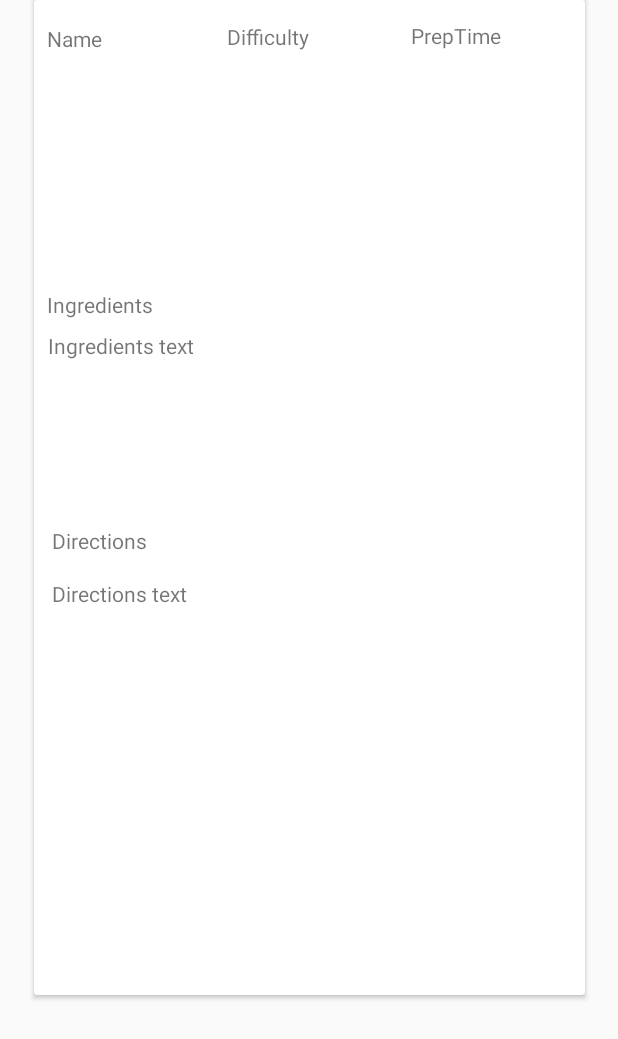
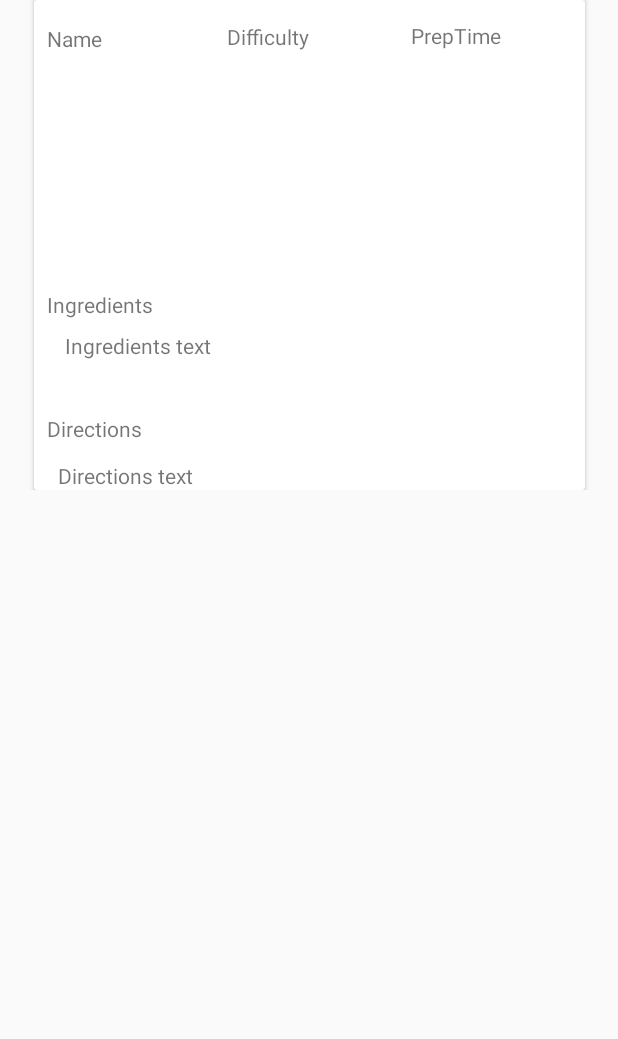
Before and after one commit to roeecohen/Coockit, an Android app: the HomeSingleRecipe screen opened directly, with no data from a screen before it, on a phone screen of 412 x 824 dp. Shown: the top 1039 px of the screen. Run offline under Robolectric (Android 15) with nearby library versions, the light colour scheme and no system bars; our stand-ins replace Firebase (no records; nobody signed in at launch, a user with empty details on screens opened directly), Picasso.

Commit message:
home change

```diff
--- a/app/src/main/java/com/example/coockit/HomeFragment.java
+++ b/app/src/main/java/com/example/coockit/HomeFragment.java
@@ -68,7 +68,6 @@ public class HomeFragment extends Fragment {
                     public void onClick(View v) {
                         Recipe recipe= (Recipe)adapter.getItem(position);
 
-                        Toast.makeText(getActivity(), "Recycle Click" , Toast.LENGTH_SHORT).show();
                         Intent intent = new Intent(getContext(), HomeSingleRecipe.class);
                         intent.putExtra("rec_id", recipe.getId());
                         startActivity(intent);
--- a/app/src/main/java/com/example/coockit/HomeSingleRecipe.java
+++ b/app/src/main/java/com/example/coockit/HomeSingleRecipe.java
@@ -5,6 +5,7 @@ import androidx.annotation.Nullable;
 import androidx.appcompat.app.AppCompatActivity;
 
 import android.os.Bundle;
+import android.text.method.ScrollingMovementMethod;
 import android.widget.ImageView;
 import android.widget.TextView;
 
@@ -35,7 +36,9 @@ public class HomeSingleRecipe extends AppCompatActivity {
 
         recipeName = (TextView) findViewById(R.id.single_rec_name);
         ingerdients =(TextView)findViewById(R.id.single_rec_ingred);
+        ingerdients.setMovementMethod(new ScrollingMovementMethod());
         directions =findViewById(R.id.single_rec_dire);
+        directions.setMovementMethod(new ScrollingMovementMethod());
         difficulty =findViewById(R.id.single_rec_diffi);
         prep =findViewById(R.id.single_rec_prep);
         imgView = findViewById(R.id.single_rec_img);
--- a/app/src/main/res/layout/activity_home_single_recipe.xml
+++ b/app/src/main/res/layout/activity_home_single_recipe.xml
@@ -1,24 +1,27 @@
 <?xml version="1.0" encoding="utf-8"?>
-<androidx.constraintlayout.widget.ConstraintLayout xmlns:android="http://schemas.android.com/apk/res/android"
+<androidx.constraintlayout.widget.ConstraintLayout
+    xmlns:android="http://schemas.android.com/apk/res/android"
     xmlns:app="http://schemas.android.com/apk/res-auto"
     xmlns:tools="http://schemas.android.com/tools"
     android:layout_width="match_parent"
-    android:layout_height="match_parent"
+    android:layout_height="wrap_content"
     tools:context=".HomeSingleRecipe">
 
     <androidx.cardview.widget.CardView
         android:layout_width="367dp"
-        android:layout_height="663dp"
+        android:layout_height="wrap_content"
         android:orientation="vertical"
         app:layout_constraintBottom_toBottomOf="parent"
         app:layout_constraintEnd_toEndOf="parent"
         app:layout_constraintStart_toStartOf="parent"
         app:layout_constraintTop_toTopOf="parent"
         app:layout_constraintVertical_bias="0.0">
-
+        <ScrollView
+            android:layout_width="match_parent"
+            android:layout_height="wrap_content" >
             <androidx.constraintlayout.widget.ConstraintLayout
                 android:layout_width="match_parent"
-            android:layout_height="match_parent">
+                android:layout_height="wrap_content">
 
                 <TextView
                     android:id="@+id/single_rec_name"
@@ -53,9 +56,10 @@
 
                 <TextView
                     android:id="@+id/single_rec_ingred"
-                android:layout_width="348dp"
-                android:layout_height="110dp"
+                    android:layout_width="324dp"
+                    android:layout_height="wrap_content"
                     android:layout_marginTop="8dp"
+                    android:inputType="textMultiLine"
                     android:text="Ingredients text"
                     app:layout_constraintEnd_toEndOf="parent"
                     app:layout_constraintHorizontal_bias="0.473"
@@ -64,12 +68,13 @@
 
                 <TextView
                     android:id="@+id/single_rec_dire"
-                android:layout_width="345dp"
-                android:layout_height="143dp"
-                android:layout_marginTop="16dp"
+                    android:layout_width="324dp"
+                    android:layout_height="wrap_content"
+                    android:layout_marginTop="12dp"
+                    android:inputType="textMultiLine"
                     android:text="Directions text"
                     app:layout_constraintEnd_toEndOf="parent"
-                app:layout_constraintHorizontal_bias="0.545"
+                    app:layout_constraintHorizontal_bias="0.372"
                     app:layout_constraintStart_toStartOf="parent"
                     app:layout_constraintTop_toBottomOf="@+id/single_dir_text" />
 
@@ -77,10 +82,10 @@
                     android:id="@+id/single_dir_text"
                     android:layout_width="wrap_content"
                     android:layout_height="wrap_content"
-                android:layout_marginTop="20dp"
+                    android:layout_marginTop="36dp"
                     android:text="Directions"
                     app:layout_constraintEnd_toEndOf="parent"
-                app:layout_constraintHorizontal_bias="0.039"
+                    app:layout_constraintHorizontal_bias="0.029"
                     app:layout_constraintStart_toStartOf="parent"
                     app:layout_constraintTop_toBottomOf="@+id/single_rec_ingred" />
 
@@ -104,6 +109,7 @@
                     app:layout_constraintEnd_toEndOf="parent"
                     app:layout_constraintStart_toEndOf="@+id/single_rec_diffi" />
             </androidx.constraintlayout.widget.ConstraintLayout>
+        </ScrollView>
     </androidx.cardview.widget.CardView>
 
 </androidx.constraintlayout.widget.ConstraintLayout>
```
Also changed, not shown: app/src/main/res/layout/recipe_item.xml (+9 -8 lines). Lines whose indentation alone changed are shown as unchanged.
